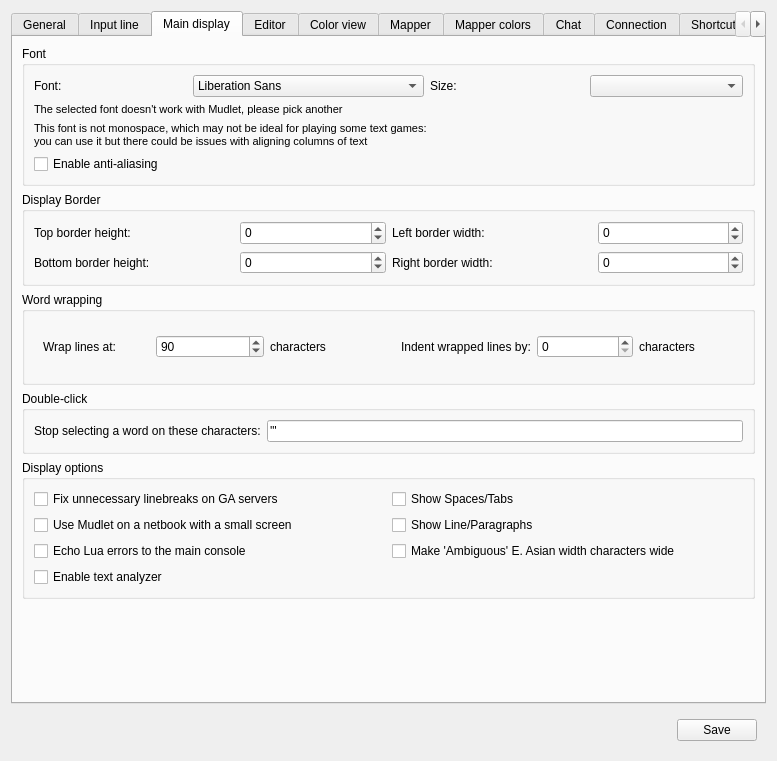
Old version of the form src/ui/profile_preferences.ui in the repository Mudlet/Mudlet.
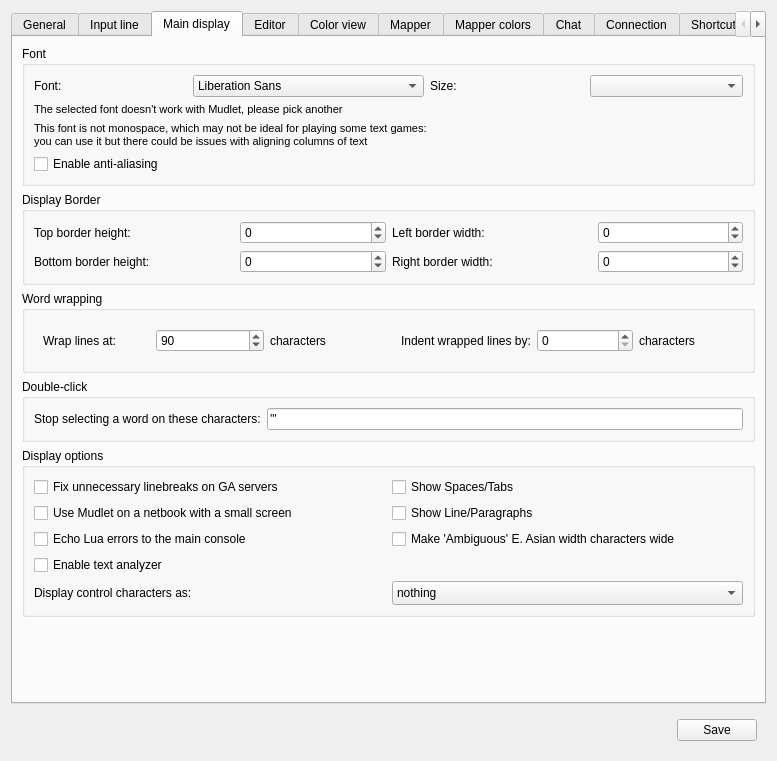
New version of the form. The open tabs and pages were chosen to show the change. Icons and pictures are not drawn. Custom widgets are drawn as their Qt base class.

Commit message: Improve: provide alternative representations of most control characters (#5573)

Diff of the .ui file:
```diff
--- a/src/ui/profile_preferences.ui
+++ b/src/ui/profile_preferences.ui
@@ -1194,6 +1194,38 @@
             </property>
            </widget>
           </item>
+          <item row="4" column="0">
+           <widget class="QLabel" name="label_controlCharacterHandling">
+            <property name="text">
+             <string>Display control characters as:</string>
+            </property>
+           </widget>
+          </item>
+          <item row="4" column="1">
+           <widget class="QComboBox" name="comboBox_controlCharacterHandling">
+            <property name="currentIndex">
+             <number>0</number>
+            </property>
+            <property name="sizeAdjustPolicy">
+             <enum>QComboBox::AdjustToMinimumContentsLengthWithIcon</enum>
+            </property>
+            <item>
+             <property name="text">
+              <string>nothing</string>
+             </property>
+            </item>
+            <item>
+             <property name="text">
+              <string>Unicode Control Pictures</string>
+             </property>
+            </item>
+            <item>
+             <property name="text">
+              <string>CP437 (OEM Font)- like</string>
+             </property>
+            </item>
+           </widget>
+          </item>
          </layout>
         </widget>
        </item>
```
Left out of the diff: 3 changed lines with no effect on the pictures. The commit also changes 11 other files.
